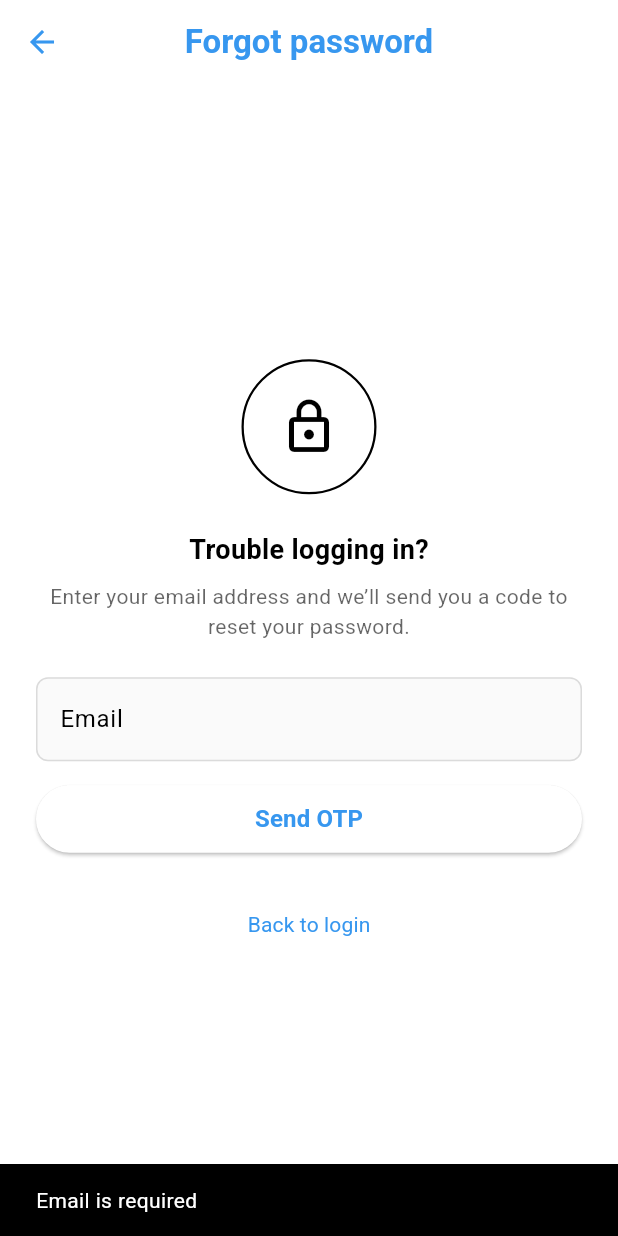
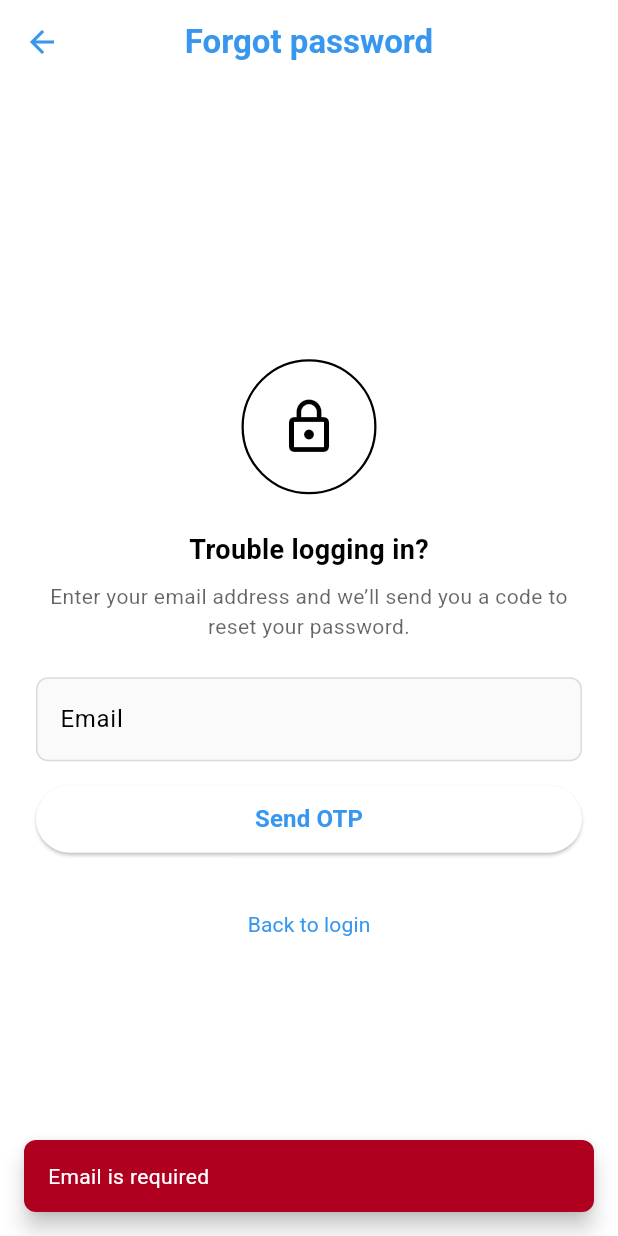
Before and after one commit to abhinavshr/instamate, a Flutter app: the ForgotPasswordScreen screen opened directly, after a tap on "Send OTP", on a phone screen of 412 x 824 dp. Run offline on Flutter 3.47's test engine with Material 3 defaults, Android fonts, the phone set to English and light mode, and no system bars; our stand-ins replace flutter_secure_storage; accounts and stored records are empty.

Commit message:
updated the error and success message with proper color

```diff
--- a/lib/constants/app_theme.dart
+++ b/lib/constants/app_theme.dart
@@ -6,7 +6,8 @@ class AppTheme {
     scaffoldBackgroundColor: Colors.white,
 
     colorScheme: const ColorScheme.light(
-      primary: Color(0xFF3797EF),
+      primary: Color(0xFF3797EF), // Blue primary color
+      error: Color(0xFFB00020),
     ),
 
     inputDecorationTheme: InputDecorationTheme(
@@ -24,7 +25,8 @@ class AppTheme {
     scaffoldBackgroundColor: Colors.black,
 
     colorScheme: const ColorScheme.dark(
-      primary: Color(0xFF3797EF),
+      primary: Color(0xFF3797EF), // Blue primary color for dark mode
+      error: Color(0xFFCF6679),
     ),
 
     inputDecorationTheme: InputDecorationTheme(
@@ -36,5 +38,4 @@ class AppTheme {
       ),
     ),
   );
-
 }
--- a/lib/screens/forgot_password_screen.dart
+++ b/lib/screens/forgot_password_screen.dart
@@ -15,7 +15,7 @@ class _ForgotPasswordScreenState extends State<ForgotPasswordScreen> {
 
   void _sendOTP() async {
     if (emailController.text.isEmpty) {
-      _showMessage('Email is required');
+      _showMessage('Email is required', false);
       return;
     }
 
@@ -24,7 +24,7 @@ class _ForgotPasswordScreenState extends State<ForgotPasswordScreen> {
     setState(() => isLoading = false);
 
     if (error == null) {
-      _showMessage('OTP sent successfully');
+      _showMessage('OTP sent successfully', true);
       Navigator.push(
         context,
         MaterialPageRoute(
@@ -34,13 +34,23 @@ class _ForgotPasswordScreenState extends State<ForgotPasswordScreen> {
         ),
       );
     } else {
-      _showMessage(error);
+      _showMessage(error, false);
     }
   }
 
-  void _showMessage(String message) {
+  void _showMessage(String message, bool isSuccess) {
     ScaffoldMessenger.of(context).showSnackBar(
-      SnackBar(content: Text(message)),
+      SnackBar(
+        content: Text(message),
+        backgroundColor: isSuccess
+            ? Color(0xFF3797EF)
+            : Theme.of(context).colorScheme.error,
+        behavior: SnackBarBehavior.floating,
+        margin: const EdgeInsets.all(16),
+        shape: RoundedRectangleBorder(
+          borderRadius: BorderRadius.circular(8),
+        ),
+      ),
     );
   }
 
@@ -55,7 +65,7 @@ class _ForgotPasswordScreenState extends State<ForgotPasswordScreen> {
           style: TextStyle(
             color: theme.brightness == Brightness.dark
                 ? Colors.white
-                : const Color(0xFF3797EF), // blue in light
+                : const Color(0xFF3797EF),
             fontWeight: FontWeight.w600,
           ),
         ),
@@ -65,10 +75,9 @@ class _ForgotPasswordScreenState extends State<ForgotPasswordScreen> {
         iconTheme: IconThemeData(
           color: theme.brightness == Brightness.dark
               ? Colors.white
-              : const Color(0xFF3797EF), // blue in light
+              : const Color(0xFF3797EF),
         ),
       ),
-
       body: SafeArea(
         child: Center(
           child: SingleChildScrollView(
@@ -137,7 +146,7 @@ class _ForgotPasswordScreenState extends State<ForgotPasswordScreen> {
                       borderSide: BorderSide(
                         color: Theme.of(context).brightness == Brightness.dark
                             ? Colors.white
-                            : const Color(0xFF3797EF), // blue when focused
+                            : const Color(0xFF3797EF),
                         width: 2,
                       ),
                     ),
```
Also changed, not shown: lib/screens/change_password_screen.dart (+18 -8 lines), lib/screens/otp_verify_screen.dart (+17 -9 lines).
